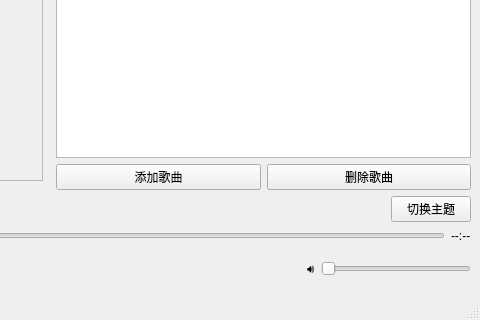
Before: the Qt Designer form ui/main_window.ui in shicj0927/EasyMusicPlus, drawn with Qt 5; both pictures show x 519 to 999 and y 381 to 701 of the 999 by 701 pixel window.
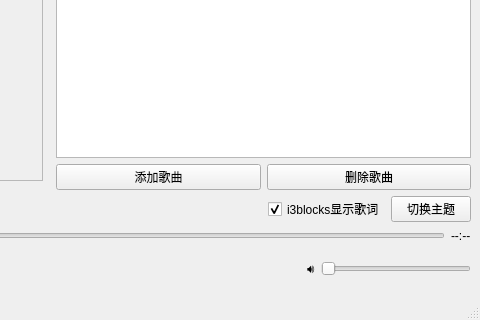
After: the same form once the commit is applied. The open tabs and pages were chosen to show the change.

Commit message: 添加i3状态栏歌词显示

```diff
--- a/ui/main_window.ui
+++ b/ui/main_window.ui
@@ -218,6 +218,16 @@
         </property>
        </spacer>
       </item>
+      <item>
+       <widget class="QCheckBox" name="qCheckBox_i3lyric">
+        <property name="text">
+         <string>i3blocks显示歌词</string>
+        </property>
+        <property name="checked">
+         <bool>true</bool>
+        </property>
+       </widget>
+      </item>
       <item>
        <widget class="QPushButton" name="qPushButton_theme">
         <property name="text">
```
Left out of the diff: 4 changed lines with no effect on the pictures. The commit also changes 3 other files.
